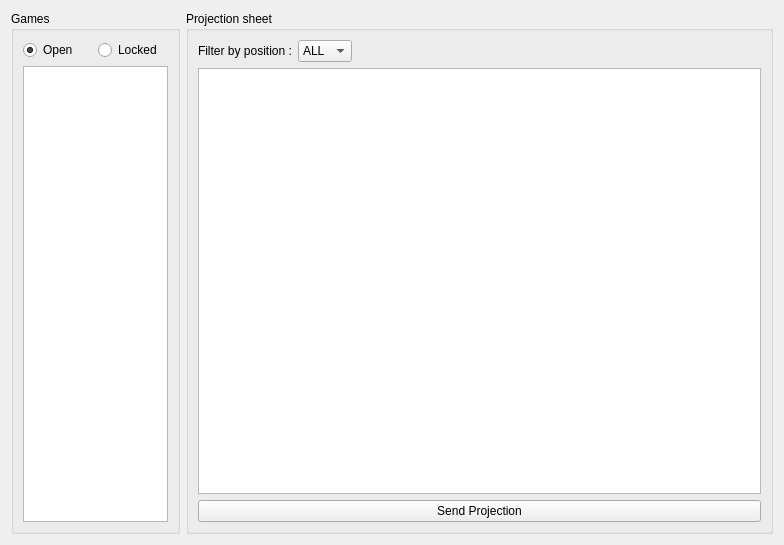
Old version of the form cute-fantasy/currentweekwidget.ui in the repository protoblock/protoblock.
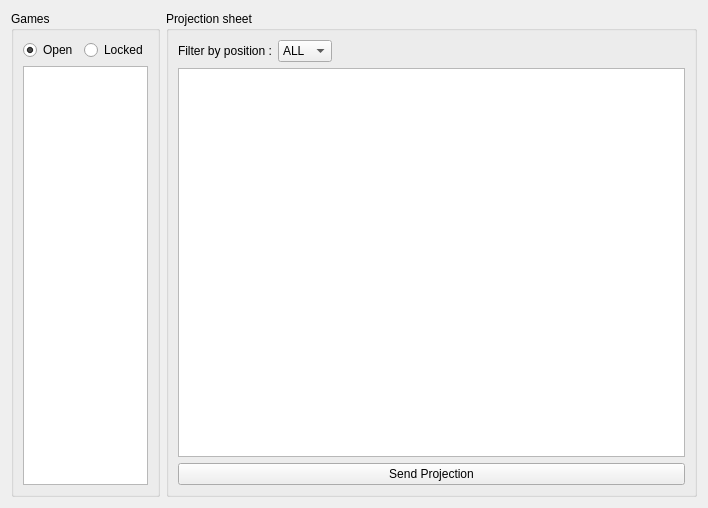
New version of the form.

Diff of the .ui file:
```diff
--- a/cute-fantasy/currentweekwidget.ui
+++ b/cute-fantasy/currentweekwidget.ui
@@ -6,8 +6,8 @@
    <rect>
     <x>0</x>
     <y>0</y>
-    <width>784</width>
-    <height>545</height>
+    <width>708</width>
+    <height>508</height>
    </rect>
   </property>
   <property name="windowTitle">
```
